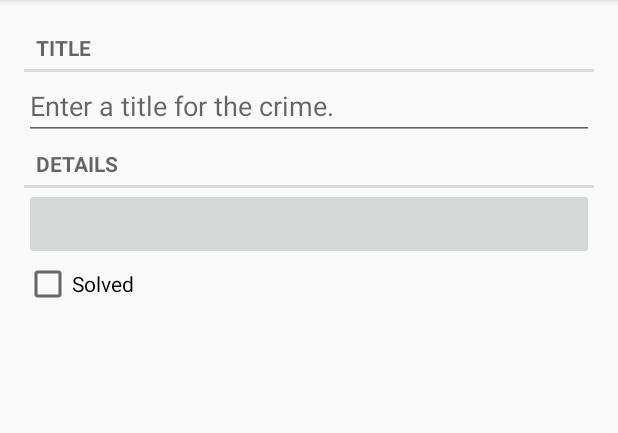
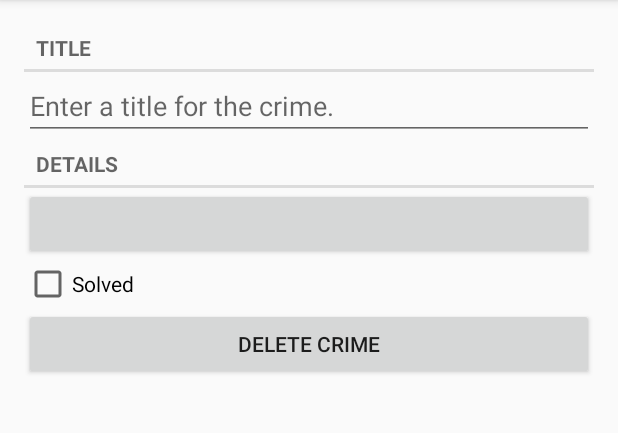
Before and after one commit to davidzhu918/android-learn, an Android app: the fragment CrimeFragment placed in its activity, on a phone screen of 412 x 824 dp, the part 84-517 px from its top. Run offline under Robolectric (Android 15) with nearby library versions, the light colour scheme and no system bars; 3 statements that could not run were skipped.

Commit message:
chapter 13

```diff
--- a/CriminalIntent/app/src/main/AndroidManifest.xml
+++ b/CriminalIntent/app/src/main/AndroidManifest.xml
@@ -15,7 +15,9 @@
                 <category android:name="android.intent.category.LAUNCHER"/>
             </intent-filter>
         </activity>
-        <activity android:name=".CrimeActivity">
+        <activity
+            android:name=".CrimePagerActivity"
+            android:parentActivityName=".CrimeListActivity">
         </activity>
     </application>
 
--- a/CriminalIntent/app/src/main/java/com/bignerdranch/android/criminalintent/CrimeFragment.java
+++ b/CriminalIntent/app/src/main/java/com/bignerdranch/android/criminalintent/CrimeFragment.java
@@ -1,7 +1,10 @@
 package com.bignerdranch.android.criminalintent;
 
+import android.app.Activity;
+import android.content.Intent;
 import android.os.Bundle;
 import android.support.v4.app.Fragment;
+import android.support.v4.app.FragmentManager;
 import android.text.Editable;
 import android.text.TextWatcher;
 import android.view.LayoutInflater;
@@ -12,17 +15,26 @@ import android.widget.CheckBox;
 import android.widget.CompoundButton;
 import android.widget.EditText;
 
+import java.util.Date;
 import java.util.UUID;
 
 import static android.widget.CompoundButton.*;
 
 public class CrimeFragment extends Fragment {
+    public static final int RESULT_EDIT = 0;
+    public static final int RESULT_DELETE = -1;
+
+    public static final String RESULT = "result";
     private static final String ARG_CRIME_ID = "crime_id";
+    private static final String DIALOG_DATE = "DialogDate";
+
+    private static final int REQUEST_DATE = 0;
 
     private Crime mCrime;
     private EditText mTitleField;
     private Button mDateButton;
     private CheckBox mSolvedCheckbox;
+    private Button mDeleteButton;
 
     public static CrimeFragment newInstance(UUID crimeId) {
         Bundle args = new Bundle();
@@ -51,9 +63,7 @@ public class CrimeFragment extends Fragment {
             private String savedString = "";
 
             @Override
-            public void beforeTextChanged(CharSequence s, int start, int count, int after) {
-
-            }
+            public void beforeTextChanged(CharSequence s, int start, int count, int after) {}
 
             @Override
             public void onTextChanged(CharSequence s, int start, int before, int count) {
@@ -67,8 +77,16 @@ public class CrimeFragment extends Fragment {
         });
 
         mDateButton = (Button) v.findViewById(R.id.crime_date);
-        mDateButton.setText(mCrime.getDate().toString());
-        mDateButton.setEnabled(false);
+        updateDate();
+        mDateButton.setOnClickListener(new View.OnClickListener() {
+            @Override
+            public void onClick(View v) {
+                FragmentManager manager = getFragmentManager();
+                DatePickerFragment dialog = DatePickerFragment.newInstance(mCrime.getDate());
+                dialog.setTargetFragment(CrimeFragment.this, REQUEST_DATE);
+                dialog.show(manager, DIALOG_DATE);
+            }
+        });
 
         mSolvedCheckbox = (CheckBox) v.findViewById(R.id.crime_solved);
         mSolvedCheckbox.setOnCheckedChangeListener(new OnCheckedChangeListener() {
@@ -79,6 +97,34 @@ public class CrimeFragment extends Fragment {
             }
         });
 
+        mDeleteButton = (Button) v.findViewById(R.id.delete_crime);
+        mDeleteButton.setOnClickListener(new View.OnClickListener() {
+            @Override
+            public void onClick(View v) {
+                CrimeLab.get(getActivity()).deleteCrime(mCrime);
+
+                Intent intent = new Intent();
+                intent.putExtra(RESULT, RESULT_DELETE);
+                getActivity().setResult(Activity.RESULT_OK, intent);
+                getActivity().finish(); //pop back to the previous activity
+            }
+        });
         return v;
     }
+
+    @Override
+    public void onActivityResult(int requestCode, int resultCode, Intent data) {
+        if (resultCode != Activity.RESULT_OK) {
+            return;
+        }
+        if (requestCode == REQUEST_DATE) {
+            Date date = (Date) data.getSerializableExtra(DatePickerFragment.EXTRA_DATE);
+            mCrime.setDate(date);
+            updateDate();
+        }
+    }
+
+    private void updateDate() {
+        mDateButton.setText(mCrime.getDate().toString());
+    }
 }
--- a/CriminalIntent/app/src/main/java/com/bignerdranch/android/criminalintent/CrimeListFragment.java
+++ b/CriminalIntent/app/src/main/java/com/bignerdranch/android/criminalintent/CrimeListFragment.java
@@ -1,24 +1,38 @@
 package com.bignerdranch.android.criminalintent;
 
+import android.app.Activity;
 import android.content.Intent;
 import android.os.Bundle;
 import android.support.v4.app.Fragment;
+import android.support.v7.app.AppCompatActivity;
 import android.support.v7.widget.LinearLayoutManager;
 import android.support.v7.widget.RecyclerView;
+import android.util.Log;
 import android.view.LayoutInflater;
+import android.view.Menu;
+import android.view.MenuInflater;
+import android.view.MenuItem;
 import android.view.View;
 import android.view.ViewGroup;
 import android.widget.ImageView;
 import android.widget.TextView;
-import android.widget.Toast;
 
 import java.util.List;
-import java.util.UUID;
 
 public class CrimeListFragment extends Fragment {
+    private static final String SAVED_SUBTITLE_VISIBLE = "subtitle";
+    private static final int REQUEST_EDIT = 0;
+
     private RecyclerView mCrimeRecyclerView;
     private CrimeAdapter mAdapter;
-    private int crimeChangedId;
+    private int mCrimeChangedId;
+    private boolean mSubtitleVisible;
+
+    @Override
+    public void onCreate(Bundle savedInstanceState) {
+        super.onCreate(savedInstanceState);
+        setHasOptionsMenu(true);
+    }
 
     @Override
     public View onCreateView(LayoutInflater inflater, ViewGroup container,
@@ -28,6 +42,10 @@ public class CrimeListFragment extends Fragment {
         mCrimeRecyclerView = (RecyclerView) view
                 .findViewById(R.id.crime_recycler_view);
         mCrimeRecyclerView.setLayoutManager(new LinearLayoutManager(getActivity()));
+
+        if (savedInstanceState != null) {
+            mSubtitleVisible = savedInstanceState.getBoolean(SAVED_SUBTITLE_VISIBLE);
+        }
 
         updateUI();
 
@@ -40,6 +58,68 @@ public class CrimeListFragment extends Fragment {
         updateUI();
     }
 
+    @Override
+    public void onSaveInstanceState(Bundle outState) {
+        super.onSaveInstanceState(outState);
+        outState.putBoolean(SAVED_SUBTITLE_VISIBLE, mSubtitleVisible);
+    }
+
+    @Override
+    public void onCreateOptionsMenu(Menu menu, MenuInflater inflater) {
+        super.onCreateOptionsMenu(menu, inflater);
+        inflater.inflate(R.menu.fragment_crime_list, menu);
+
+        MenuItem subtitleItem = menu.findItem(R.id.show_subtitle);
+        if (mSubtitleVisible) {
+            subtitleItem.setTitle(R.string.hide_subtitle);
+        } else {
+            subtitleItem.setTitle(R.string.show_subtitle);
+        }
+    }
+
+    @Override
+    public boolean onOptionsItemSelected(MenuItem item) {
+        switch(item.getItemId()) {
+            case R.id.new_crime:
+                mCrimeChangedId = -1;
+                Crime crime = new Crime();
+                CrimeLab.get(getActivity()).addCrime(crime);
+                Intent intent = CrimePagerActivity.newIntent(getActivity(), crime.getId());
+                startActivity(intent);
+                return true;
+            case R.id.show_subtitle:
+                mSubtitleVisible = !mSubtitleVisible;
+                getActivity().invalidateOptionsMenu();
+                updateSubtitle();
+                return true;
+            default:
+                return super.onOptionsItemSelected(item);
+        }
+    }
+
+    @Override
+    public void onActivityResult(int requestCode, int resultCode, Intent data) {
+       if (requestCode == REQUEST_EDIT && resultCode == Activity.RESULT_OK) {
+           int result = (int) data.getSerializableExtra(CrimeFragment.RESULT);
+           if (result == CrimeFragment.RESULT_DELETE) {
+               mCrimeChangedId = -1;
+           }
+       }
+    }
+
+    private void updateSubtitle() {
+        CrimeLab crimeLab = CrimeLab.get(getActivity());
+        int crimeCount = crimeLab.getCrimes().size();
+        String subtitle = getString(R.string.subtitle_format, crimeCount); //Fragment.getString(...)
+
+        if (!mSubtitleVisible) {
+            subtitle = null;
+        }
+
+        AppCompatActivity activity = (AppCompatActivity)getActivity();
+        activity.getSupportActionBar().setSubtitle(subtitle);
+    }
+
     private void updateUI() {
         CrimeLab crimeLab = CrimeLab.get(getActivity());
         List<Crime> crimes = crimeLab.getCrimes();
@@ -48,19 +128,26 @@ public class CrimeListFragment extends Fragment {
             mAdapter = new CrimeAdapter(crimes);
             mCrimeRecyclerView.setAdapter(mAdapter);
         } else {
-            mAdapter.notifyItemChanged(crimeChangedId);
+            Log.d("DELETE_DEBUG", "mCrimeChangedID = " + mCrimeChangedId);
+            if (mCrimeChangedId != -1) {
+                mAdapter.notifyItemChanged(mCrimeChangedId);
+            } else {
+                mAdapter.notifyDataSetChanged();
+            }
         }
+
+        updateSubtitle();
     }
 
     private class CrimeHolder extends RecyclerView.ViewHolder
             implements View.OnClickListener {
 
         private Crime mCrime;
-        private int index;
 
         private TextView mTitleTextView;
         private TextView mDateTextView;
         private ImageView mSolvedImageView;
+        private int mIndex;
 
         public CrimeHolder(LayoutInflater inflater, ViewGroup parent) {
             super(inflater.inflate(R.layout.list_item_crime, parent, false));
@@ -73,7 +160,7 @@ public class CrimeListFragment extends Fragment {
 
         public void bind(Crime crime, int position) {
             mCrime = crime;
-            index = position;
+            mIndex = position;
             mTitleTextView.setText(mCrime.getTitle());
             mDateTextView.setText(mCrime.getDate().toString());
             mSolvedImageView.setVisibility(crime.isSolved() ? View.VISIBLE : View.GONE);
@@ -81,9 +168,9 @@ public class CrimeListFragment extends Fragment {
 
         @Override
         public void onClick(View view) {
-            crimeChangedId = index;
-            Intent intent = CrimeActivity.newIntent(getActivity(), mCrime.getId());
-            startActivity(intent);
+            mCrimeChangedId = mIndex;
+            Intent intent = CrimePagerActivity.newIntent(getActivity(), mCrime.getId());
+            startActivityForResult(intent, REQUEST_EDIT);
         }
     }
 
--- a/CriminalIntent/app/src/main/java/com/bignerdranch/android/criminalintent/SingleFragmentActivity.java
+++ b/CriminalIntent/app/src/main/java/com/bignerdranch/android/criminalintent/SingleFragmentActivity.java
@@ -4,6 +4,7 @@ import android.os.Bundle;
 import android.support.v4.app.Fragment;
 import android.support.v4.app.FragmentManager;
 import android.support.v7.app.AppCompatActivity;
+import android.util.Log;
 
 public abstract class SingleFragmentActivity extends AppCompatActivity {
 
--- a/CriminalIntent/app/src/main/res/layout/fragment_crime.xml
+++ b/CriminalIntent/app/src/main/res/layout/fragment_crime.xml
@@ -2,7 +2,7 @@
 <LinearLayout xmlns:android="http://schemas.android.com/apk/res/android"
               android:layout_width="match_parent"
               android:layout_height="match_parent"
-              android:layout_margin="16dp"
+              android:padding="16dp"
               android:orientation="vertical">
 
     <TextView
@@ -34,4 +34,10 @@
         android:layout_height="wrap_content"
         android:text="@string/crime_solved_label"/>
 
+    <Button
+        android:id="@+id/delete_crime"
+        android:layout_width="match_parent"
+        android:layout_height="wrap_content"
+        android:text="@string/delete_crime"/>
+
 </LinearLayout>
--- /dev/null
+++ b/CriminalIntent/app/src/main/res/menu/fragment_crime_list.xml
@@ -0,0 +1,15 @@
+<?xml version="1.0" encoding="utf-8"?>
+<menu xmlns:android="http://schemas.android.com/apk/res/android"
+    xmlns:app="http://schemas.android.com/apk/res-auto">
+    <item
+        android:id="@+id/new_crime"
+        android:icon="@drawable/ic_menu_add"
+        android:title="@string/new_crime"
+        app:showAsAction="ifRoom|withText"/>
+
+    <item
+        android:id="@+id/show_subtitle"
+        android:title="@string/show_subtitle"
+        app:showAsAction="ifRoom"/>
+
+</menu>
--- a/CriminalIntent/app/src/main/res/values/strings.xml
+++ b/CriminalIntent/app/src/main/res/values/strings.xml
@@ -4,4 +4,12 @@
     <string name="crime_title_label">Title</string>
     <string name="crime_details_label">Details</string>
     <string name="crime_solved_label">Solved</string>
+    <string name="pager_jump_to_start">Jump to Start</string>
+    <string name="pager_jump_to_end">Jump to End</string>
+    <string name="date_picker_title">Date of the crime:</string>
+    <string name="new_crime">New Crime</string>
+    <string name="show_subtitle">Show Subtitle</string>
+    <string name="hide_subtitle">Hide Subtitle</string>
+    <string name="subtitle_format">%1$d crimes</string>
+    <string name="delete_crime">Delete Crime</string>
 </resources>
```
Also changed, not shown: CriminalIntent/app/src/main/java/com/bignerdranch/android/criminalintent/CrimeActivity.java (deleted, +0 -24 lines), CriminalIntent/app/src/main/java/com/bignerdranch/android/criminalintent/CrimeLab.java (+10 -7 lines), CriminalIntent/app/src/main/java/com/bignerdranch/android/criminalintent/CrimePagerActivity.java (added, +102 -0 lines), CriminalIntent/app/src/main/java/com/bignerdranch/android/criminalintent/DatePickerFragment.java (added, +78 -0 lines), CriminalIntent/app/src/main/res/layout/activity_crime_pager.xml (added, +37 -0 lines), CriminalIntent/app/src/main/res/layout/dialog_date.xml (added, +9 -0 lines), CriminalIntent/app/src/main/res/drawable-hdpi/ic_menu_add.png (added), CriminalIntent/app/src/main/res/drawable-mdpi/ic_menu_add.png (added), CriminalIntent/app/src/main/res/drawable-xhdpi/ic_menu_add.png (added), CriminalIntent/app/src/main/res/drawable-xxhdpi/ic_menu_add.png (added).
